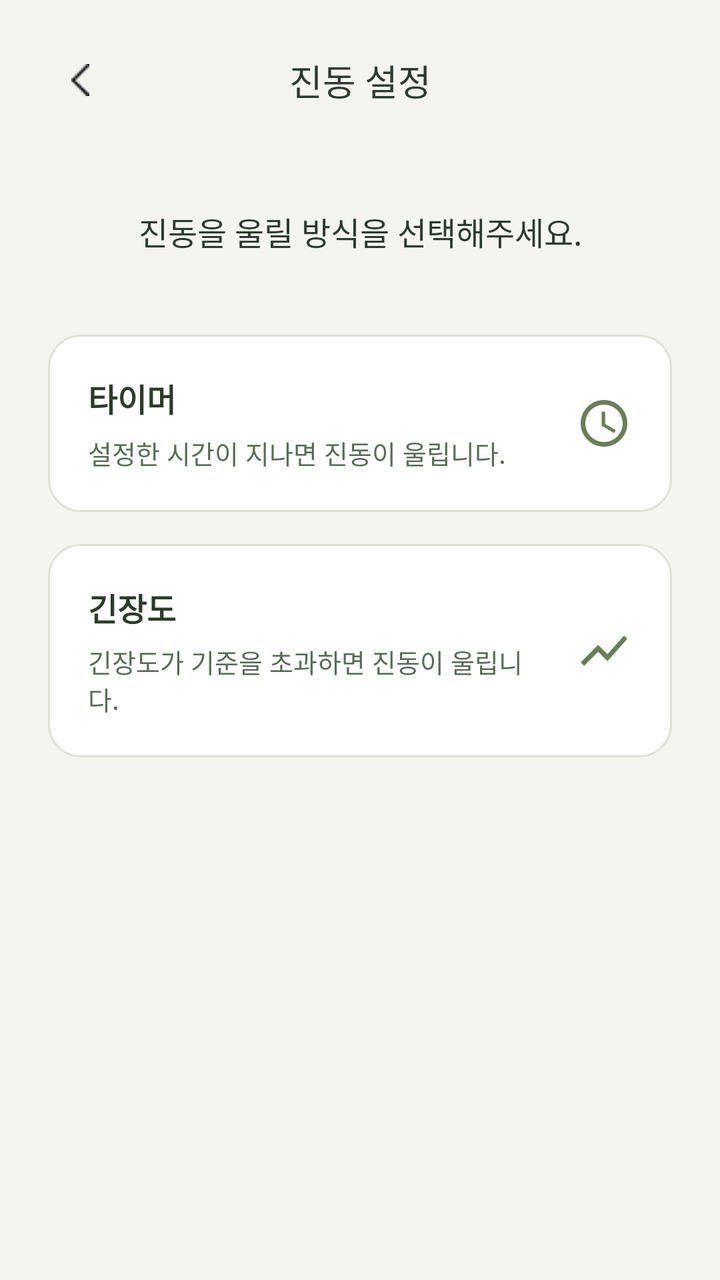
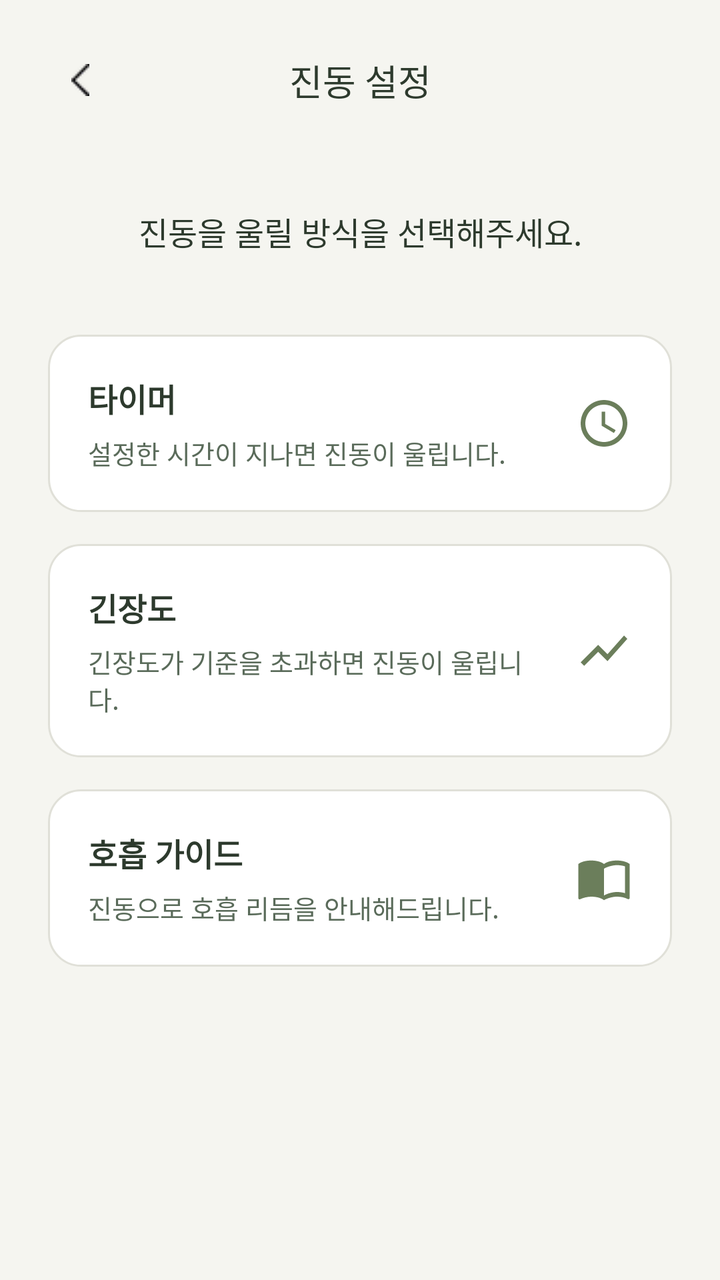

The first picture is an Android layout as it rendered before a commit; the second is the same layout after the commit. The layout source and the unified diff follow.
<!-- AndroidManifest.xml: application theme Theme.NewRitage -->
<!-- res/layout/activity_vibration_settings.xml -->
<?xml version="1.0" encoding="utf-8"?>
<androidx.constraintlayout.widget.ConstraintLayout
    xmlns:android="http://schemas.android.com/apk/res/android"
    xmlns:app="http://schemas.android.com/apk/res-auto"
    android:layout_width="match_parent"
    android:layout_height="match_parent"
    android:background="@color/background">

    <ImageButton
        android:id="@+id/btnBack"
        android:layout_width="48dp"
        android:layout_height="48dp"
        android:src="@drawable/back"
        android:background="?attr/selectableItemBackgroundBorderless"
        android:padding="12dp"
        android:layout_marginTop="16dp"
        android:layout_marginStart="16dp"
        app:layout_constraintTop_toTopOf="parent"
        app:layout_constraintStart_toStartOf="parent" />

    <TextView
        android:layout_width="wrap_content"
        android:layout_height="wrap_content"
        android:text="@string/vibration_settings_title"
        android:textSize="18sp"
        android:textColor="@color/text_primary"
        app:layout_constraintTop_toTopOf="@id/btnBack"
        app:layout_constraintBottom_toBottomOf="@id/btnBack"
        app:layout_constraintStart_toStartOf="parent"
        app:layout_constraintEnd_toEndOf="parent" />

    <TextView
        android:id="@+id/tvDesc"
        android:layout_width="0dp"
        android:layout_height="wrap_content"
        android:layout_marginTop="40dp"
        android:layout_marginStart="24dp"
        android:layout_marginEnd="24dp"
        android:gravity="center"
        android:text="@string/vibration_type_select_desc"
        android:textSize="16sp"
        android:textColor="@color/text_primary"
        android:lineSpacingExtra="4dp"
        app:layout_constraintTop_toBottomOf="@id/btnBack"
        app:layout_constraintStart_toStartOf="parent"
        app:layout_constraintEnd_toEndOf="parent" />

    <LinearLayout
        android:id="@+id/cardTimer"
        android:layout_width="0dp"
        android:layout_height="wrap_content"
        android:orientation="horizontal"
        android:gravity="center_vertical"
        android:background="@drawable/bg_vibration_type_card"
        android:padding="20dp"
        android:layout_marginTop="40dp"
        android:layout_marginStart="24dp"
        android:layout_marginEnd="24dp"
        app:layout_constraintTop_toBottomOf="@id/tvDesc"
        app:layout_constraintStart_toStartOf="parent"
        app:layout_constraintEnd_toEndOf="parent">

        <LinearLayout
            android:layout_width="0dp"
            android:layout_height="wrap_content"
            android:layout_weight="1"
            android:orientation="vertical">

            <TextView
                android:layout_width="wrap_content"
                android:layout_height="wrap_content"
                android:text="@string/vibration_timer_title"
                android:textSize="16sp"
                android:textStyle="bold"
                android:textColor="@color/text_primary" />

            <TextView
                android:layout_width="wrap_content"
                android:layout_height="wrap_content"
                android:layout_marginTop="6dp"
                android:text="@string/vibration_timer_desc"
                android:textSize="13sp"
                android:textColor="@color/text_secondary" />
        </LinearLayout>

        <ImageView
            android:layout_width="28dp"
            android:layout_height="28dp"
            android:layout_marginStart="12dp"
            android:src="@drawable/ic_timer" />

    </LinearLayout>

    <LinearLayout
        android:id="@+id/cardTension"
        android:layout_width="0dp"
        android:layout_height="wrap_content"
        android:orientation="horizontal"
        android:gravity="center_vertical"
        android:background="@drawable/bg_vibration_type_card"
        android:padding="20dp"
        android:layout_marginTop="16dp"
        android:layout_marginStart="24dp"
        android:layout_marginEnd="24dp"
        app:layout_constraintTop_toBottomOf="@id/cardTimer"
        app:layout_constraintStart_toStartOf="parent"
        app:layout_constraintEnd_toEndOf="parent">

        <LinearLayout
            android:layout_width="0dp"
            android:layout_height="wrap_content"
            android:layout_weight="1"
            android:orientation="vertical">

            <TextView
                android:layout_width="wrap_content"
                android:layout_height="wrap_content"
                android:text="@string/vibration_tension_title"
                android:textSize="16sp"
                android:textStyle="bold"
                android:textColor="@color/text_primary" />

            <TextView
                android:layout_width="wrap_content"
                android:layout_height="wrap_content"
                android:layout_marginTop="6dp"
                android:text="@string/vibration_tension_desc"
                android:textSize="13sp"
                android:textColor="@color/text_secondary" />
        </LinearLayout>

        <ImageView
            android:layout_width="28dp"
            android:layout_height="28dp"
            android:layout_marginStart="12dp"
            android:src="@drawable/ic_tension" />

    </LinearLayout>

</androidx.constraintlayout.widget.ConstraintLayout>
<!-- resources referenced by this layout -->
<resources>
  <color name="background">#F5F5F0</color>
  <color name="text_primary">#2D3A2D</color>
  <color name="text_secondary">#5A6B5A</color>
  <!-- drawable back: png bitmap (drawable, 368 bytes) -->
  <!-- drawable bg_vibration_type_card (drawable) -->
  <?xml version="1.0" encoding="utf-8"?>
  <shape xmlns:android="http://schemas.android.com/apk/res/android"
      android:shape="rectangle">
      <solid android:color="@color/surface" />
      <stroke android:width="1dp" android:color="@color/divider" />
      <corners android:radius="16dp" />
  </shape>
  <!-- drawable ic_tension (drawable) -->
  <vector xmlns:android="http://schemas.android.com/apk/res/android"
      android:width="28dp"
      android:height="28dp"
      android:viewportWidth="24"
      android:viewportHeight="24"
      android:tint="@color/primary_dark">
      <path
          android:fillColor="#FF000000"
          android:pathData="M3.5,18.49l6,-6.01l4,4L22,6.92l-1.41,-1.41l-7.09,7.97l-4,-4L2,16.99z" />
  </vector>
  <!-- drawable ic_timer (drawable) -->
  <vector xmlns:android="http://schemas.android.com/apk/res/android"
      android:width="28dp"
      android:height="28dp"
      android:viewportWidth="24"
      android:viewportHeight="24"
      android:tint="@color/primary_dark">
      <path
          android:fillColor="#FF000000"
          android:pathData="M11.99,2C6.47,2,2,6.48,2,12s4.47,10,9.99,10C17.52,22,22,17.52,22,12S17.52,2,11.99,2z M12,20c-4.42,0,-8,-3.58,-8,-8 s3.58,-8,8,-8s8,3.58,8,8S16.42,20,12,20z M12.5,7L11,7v6l5.25,3.15l0.75,-1.23l-4.5,-2.67L12.5,7z" />
  </vector>
  <string name="vibration_settings_title">진동 설정</string>
  <string name="vibration_tension_desc">긴장도가 기준을 초과하면 진동이 울립니다.</string>
  <string name="vibration_tension_title">긴장도</string>
  <string name="vibration_timer_desc">설정한 시간이 지나면 진동이 울립니다.</string>
  <string name="vibration_timer_title">타이머</string>
  <string name="vibration_type_select_desc">진동을 울릴 방식을 선택해주세요.</string>
  <style name="Theme.NewRitage" parent="Theme.MaterialComponents.Light.NoActionBar">
          <item name="colorPrimary">@color/primary</item>
          <item name="colorPrimaryDark">@color/primary_dark</item>
          <item name="colorAccent">@color/primary</item>
          <item name="android:windowBackground">@color/background</item>
          <item name="android:statusBarColor">@color/primary</item>
          <item name="android:fontFamily">sans-serif</item>
      </style>
  <color name="surface">#FFFFFF</color>
  <color name="divider">#E0E0D8</color>
  <color name="primary_dark">#6B7E5B</color>
  <color name="primary">#8B9E7B</color>
</resources>

<!-- the commit's change to res/layout/activity_vibration_settings.xml (unified diff, before → after) -->
@@ -137,4 +137,50 @@
 
     </LinearLayout>
 
+    <LinearLayout
+        android:id="@+id/cardBreathingGuide"
+        android:layout_width="0dp"
+        android:layout_height="wrap_content"
+        android:orientation="horizontal"
+        android:gravity="center_vertical"
+        android:background="@drawable/bg_vibration_type_card"
+        android:padding="20dp"
+        android:layout_marginTop="16dp"
+        android:layout_marginStart="24dp"
+        android:layout_marginEnd="24dp"
+        app:layout_constraintTop_toBottomOf="@id/cardTension"
+        app:layout_constraintStart_toStartOf="parent"
+        app:layout_constraintEnd_toEndOf="parent">
+
+        <LinearLayout
+            android:layout_width="0dp"
+            android:layout_height="wrap_content"
+            android:layout_weight="1"
+            android:orientation="vertical">
+
+            <TextView
+                android:layout_width="wrap_content"
+                android:layout_height="wrap_content"
+                android:text="@string/breathing_guide_card_title"
+                android:textSize="16sp"
+                android:textStyle="bold"
+                android:textColor="@color/text_primary" />
+
+            <TextView
+                android:layout_width="wrap_content"
+                android:layout_height="wrap_content"
+                android:layout_marginTop="6dp"
+                android:text="@string/breathing_guide_card_desc"
+                android:textSize="13sp"
+                android:textColor="@color/text_secondary" />
+        </LinearLayout>
+
+        <ImageView
+            android:layout_width="28dp"
+            android:layout_height="28dp"
+            android:layout_marginStart="12dp"
+            android:src="@drawable/ic_settings_guide" />
+
+    </LinearLayout>
+
 </androidx.constraintlayout.widget.ConstraintLayout>
<!-- resource entries referenced after the edit -->
@@ -12,6 +12,17 @@
       <stroke android:width="1dp" android:color="@color/divider" />
       <corners android:radius="16dp" />
   </shape>
+  <!-- drawable ic_settings_guide (drawable) -->
+  <vector xmlns:android="http://schemas.android.com/apk/res/android"
+      android:width="20dp"
+      android:height="20dp"
+      android:viewportWidth="24"
+      android:viewportHeight="24"
+      android:tint="@color/primary_dark">
+      <path
+          android:fillColor="#FF000000"
+          android:pathData="M21,5c-1.11,-0.35 -2.33,-0.5 -3.5,-0.5c-1.95,0 -4.05,0.4 -5.5,1.5c-1.45,-1.1 -3.55,-1.5 -5.5,-1.5S2.45,4.9,1,6v14.65 c0,0.25,0.25,0.5,0.5,0.5c0.1,0,0.15,-0.05,0.25,-0.05C3.1,20.45,5.05,20,6.5,20c1.95,0,4.05,0.4,5.5,1.5c1.35,-0.85,3.8,-1.5,5.5,-1.5 c1.65,0,3.35,0.3,4.75,1.05c0.1,0.05,0.15,0.05,0.25,0.05c0.25,0,0.5,-0.25,0.5,-0.5V6C22.4,5.55,21.75,5.25,21,5z M21,18.5 c-1.1,-0.35,-2.3,-0.5,-3.5,-0.5c-1.7,0,-4.15,0.65,-5.5,1.5L12,8c1.35,-0.85,3.8,-1.5,5.5,-1.5c1.2,0,2.4,0.15,3.5,0.5V18.5z" />
+  </vector>
   <!-- drawable ic_tension (drawable) -->
   <vector xmlns:android="http://schemas.android.com/apk/res/android"
       android:width="28dp"
@@ -34,6 +45,8 @@
           android:fillColor="#FF000000"
           android:pathData="M11.99,2C6.47,2,2,6.48,2,12s4.47,10,9.99,10C17.52,22,22,17.52,22,12S17.52,2,11.99,2z M12,20c-4.42,0,-8,-3.58,-8,-8 s3.58,-8,8,-8s8,3.58,8,8S16.42,20,12,20z M12.5,7L11,7v6l5.25,3.15l0.75,-1.23l-4.5,-2.67L12.5,7z" />
   </vector>
+  <string name="breathing_guide_card_desc">진동으로 호흡 리듬을 안내해드립니다.</string>
+  <string name="breathing_guide_card_title">호흡 가이드</string>
   <string name="vibration_settings_title">진동 설정</string>
   <string name="vibration_tension_desc">긴장도가 기준을 초과하면 진동이 울립니다.</string>
   <string name="vibration_tension_title">긴장도</string>
